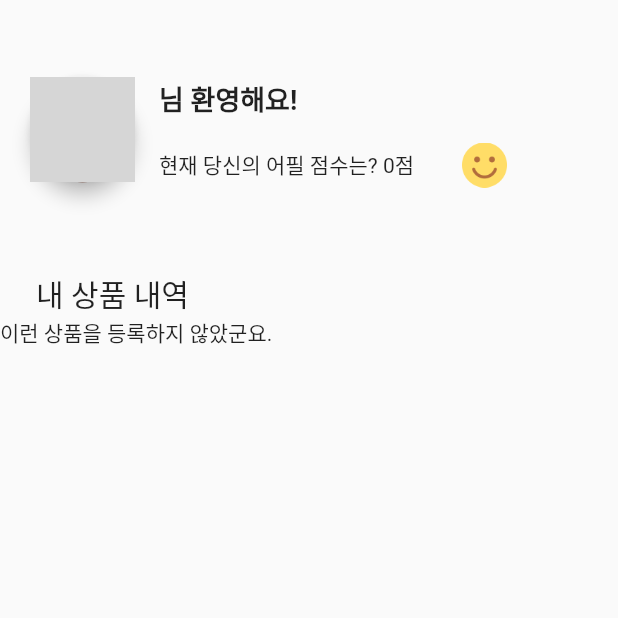
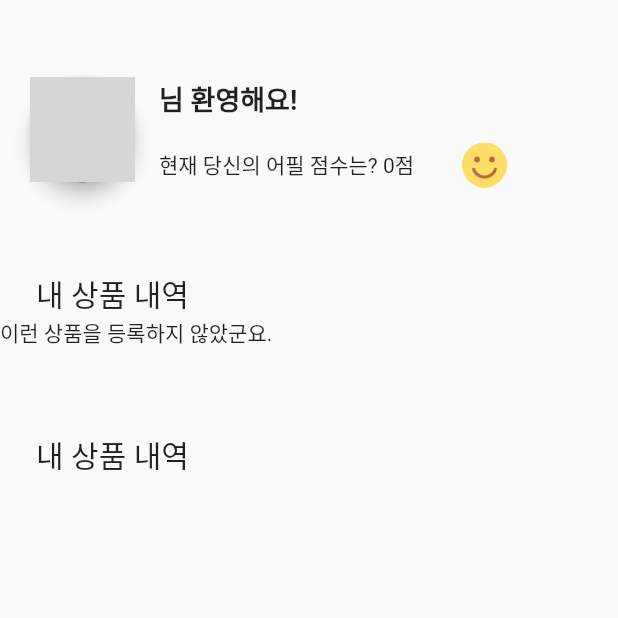
Before and after one commit to hyunho4532/FlutterTooMaket, a Flutter app: the ProfileScreen screen opened directly, on a phone screen of 412 x 824 dp, the top half of it. Run offline on Flutter 3.47's test engine with Material 2 defaults, Android fonts, the phone set to English and light mode, and no system bars; drawn by our look-alikes of cached_network_image, circular_profile_avatar; our stand-ins replace animated_bottom_navigation_bar, animated_text_kit, cloud_firestore, firebase_auth, firebase_core, firebase_database and 6 more; missing offline and left inert: animated_floating_buttons, image_picker_platform_interface, material_text_fields, pretty_button; accounts and stored records are empty; network calls fail; grey boxes are pictures that could not be loaded.

Commit message:
2023-10-31 프로필 기능 구현 중

```diff
--- a/lib/repository/product_repository.dart
+++ b/lib/repository/product_repository.dart
@@ -7,6 +7,11 @@ class ProductRepository {
 
   Future<QuerySnapshot<Map<String, dynamic>>> getProducts() async {
     return await _fireStore.collection('products').get();
+  }
+
+  Future<QuerySnapshot<Map<String, dynamic>>> getUserProducts() async {
+    var userUID = auth.currentUser!.uid.toString();
+    return await _fireStore.collection('products').where('auth', isEqualTo: userUID).get();
   }
 
   Future<DocumentSnapshot<Map<String, dynamic>>> getUser() async {
--- a/lib/screens/profile_screen.dart
+++ b/lib/screens/profile_screen.dart
@@ -2,7 +2,6 @@ import 'package:cached_network_image/cached_network_image.dart';
 import 'package:cloud_firestore/cloud_firestore.dart';
 import 'package:customer_manager/model/product.dart';
 import 'package:customer_manager/repository/product_repository.dart';
-import 'package:customer_manager/services/auth/firebaseAuth.dart';
 import 'package:customer_manager/widgets/profile/build_circular_avatar.dart';
 import 'package:flutter/material.dart';
 
@@ -127,65 +126,69 @@ class _ProfileScreenState extends State<ProfileScreen> {
             ),
 
             FutureBuilder<QuerySnapshot<Map<String, dynamic>>>(
-              future: productRepository.getProducts(),
+              future: productRepository.getUserProducts(),
               builder: (context, snapshot) {
                 if (snapshot.connectionState == ConnectionState.waiting) {
                   return const Center(child: CircularProgressIndicator());
                 }
 
-                var productData = snapshot.data;
+                var productDocs = snapshot.data?.docs;
 
-                if (productData == null || productData.docs.isEmpty) {
-                  return const Text (
-                      '이런 상품을 등록하지 않았군요.'
+                if (productDocs == null || productDocs.isEmpty) {
+                  return const Text(
+                    '이런 상품을 등록하지 않았군요.',
                   );
                 }
 
-                var authFieldValue = productData.docs[2].data()['auth'];
-                print(authFieldValue);
-
-                var userUID = auth.currentUser!.uid.toString();
-                print(userUID);
-
-                if (authFieldValue == userUID) {
-                  var product = ProductModel.fromSnapshot(productData.docs[0]);
+                var productWidgets = productDocs.map((productDoc) {
+                  var product = ProductModel.fromSnapshot(productDoc);
                   var imageUrl = product.imageUrl;
 
-                  return Expanded (
-                    child: Padding (
-                      padding: const EdgeInsets.only(left: 16.0),
-                      child: SizedBox (
+                  return SizedBox(
+                    width: 120,
+                    child: Card(
+                      shape: RoundedRectangleBorder(
+                        borderRadius: BorderRadius.circular(20.0),
+                      ),
+                      child: Column(
+                        children: [
+                          CachedNetworkImage(
                             width: 120,
                             height: 120,
-                        child: ListView (
-                          children: [
-                            Card (
-                              shape: RoundedRectangleBorder (
-                                borderRadius: BorderRadius.circular(20.0),
-                              ),
-                              child: Column (
-                                children: [
-                                  CachedNetworkImage (
-                                    width: 120,
-                                    height: 120,
-                                    imageUrl: '$imageUrl',
+                            imageUrl: imageUrl.toString(),
                             fit: BoxFit.cover,
-                                    placeholder: (context, url) => const CircularProgressIndicator(),
-                                    errorWidget: (context, url, error) => const Icon(Icons.error),
+                            placeholder: (context, url) =>
+                            const CircularProgressIndicator(),
+                            errorWidget: (context, url, error) =>
+                            const Icon(Icons.error),
                           ),
                         ],
                       ),
-                            )
-                          ],
                     ),
+                  );
+                }).toList();
+
+                return Expanded (
+                  child: Padding(
+                    padding: const EdgeInsets.only(left: 24.0),
+                    child: ListView (
+                      scrollDirection: Axis.horizontal,
+                      children: productWidgets,
                     ),
                   ),
                 );
-                } else {
-                  // 조건을 만족하지 않는 경우에 대한 처리
-                  return SizedBox.shrink(); // 빈 위젯 반환 혹은 다른 처리
-                }
               },
+            ),
+
+            const Padding (
+              padding: EdgeInsets.only(left: 24.0, top: 56.0),
+              child: Text (
+                '내 상품 내역',
+                style: TextStyle (
+                  fontSize: 20.0,
+
+                ),
+              ),
             ),
           ],
         ),
```
Lines whose indentation alone changed are shown as unchanged.
